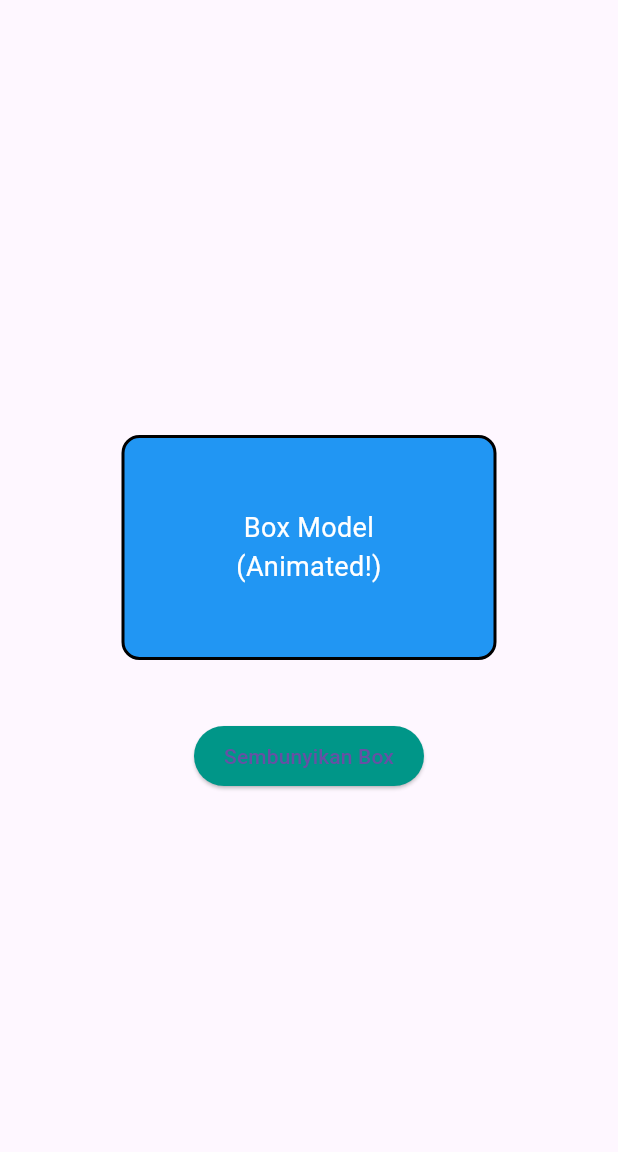
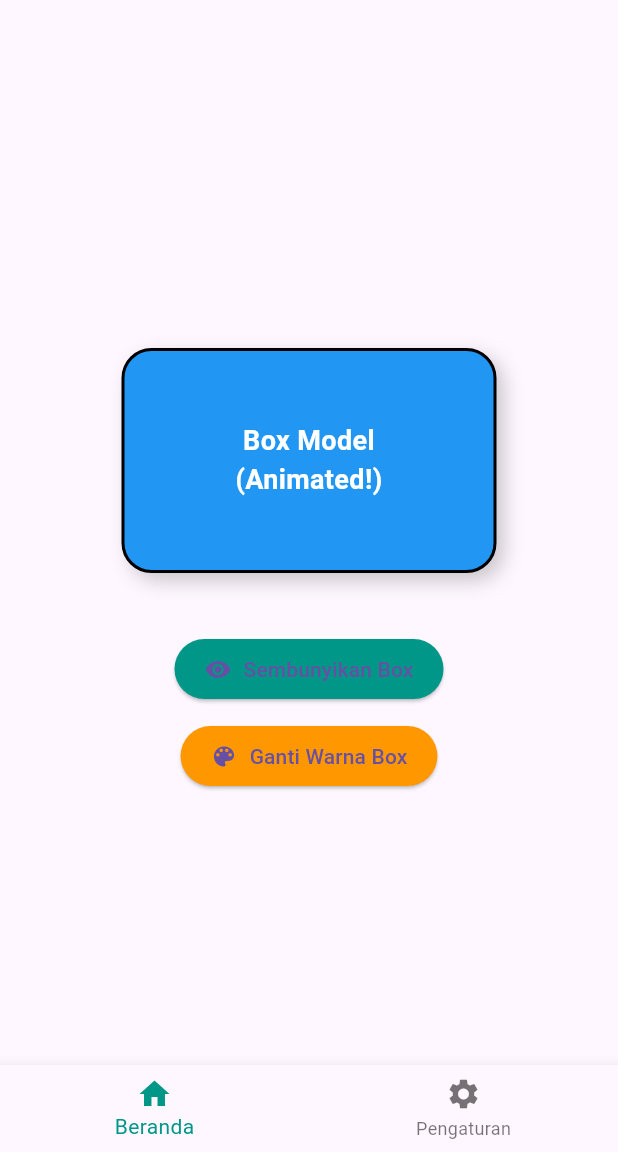
Before and after one commit to NathaFahrezi/ProjectAkhir_Js4-MPL, a Flutter app: the screen it shows after launch, on a phone screen of 412 x 824 dp, the part 84-1236 px from its top. Run offline on Flutter 3.47's test engine with Material 3 defaults, Android fonts, the phone set to English and light mode, and no system bars.

Commit message:
perubahan sedikit pak

```diff
--- a/lib/main.dart
+++ b/lib/main.dart
@@ -12,9 +12,12 @@ class MyApp extends StatelessWidget {
   Widget build(BuildContext context) {
     return MaterialApp(
       debugShowCheckedModeBanner: false,
-      title: 'Tugas Akhir',
+      title: 'Tugas Akhir Flutter',
       theme: ThemeData(
         primarySwatch: Colors.teal,
+        textTheme: const TextTheme(
+          bodyMedium: TextStyle(fontSize: 16),
+        ),
       ),
       home: const ManageWidget(),
     );
--- a/lib/manage_widget.dart
+++ b/lib/manage_widget.dart
@@ -9,10 +9,26 @@ class ManageWidget extends StatefulWidget {
 
 class _ManageWidgetState extends State<ManageWidget> {
   bool _isVisible = true;
+  int _selectedIndex = 0;
 
   void _toggleVisibility() {
     setState(() {
       _isVisible = !_isVisible;
+    });
+  }
+
+  void _changeBoxColor() {
+    setState(() {
+      // Ganti warna box secara random (contoh manual)
+      boxColor = boxColor == Colors.blue ? Colors.purple : Colors.blue;
+    });
+  }
+
+  Color boxColor = Colors.blue;
+
+  void _onItemTapped(int index) {
+    setState(() {
+      _selectedIndex = index;
     });
   }
 
@@ -23,53 +39,93 @@ class _ManageWidgetState extends State<ManageWidget> {
         title: const Text('Tugas Akhir - Gabungan Widget'),
         backgroundColor: Colors.teal,
       ),
-      body: Center(
+      body: _buildBodyContent(),
+      bottomNavigationBar: BottomNavigationBar(
+        items: const <BottomNavigationBarItem>[
+          BottomNavigationBarItem(
+            icon: Icon(Icons.home),
+            label: 'Beranda',
+          ),
+          BottomNavigationBarItem(
+            icon: Icon(Icons.settings),
+            label: 'Pengaturan',
+          ),
+        ],
+        currentIndex: _selectedIndex,
+        selectedItemColor: Colors.teal,
+        onTap: _onItemTapped,
+      ),
+    );
+  }
+
+  Widget _buildBodyContent() {
+    if (_selectedIndex == 0) {
+      // Tampilan Home
+      return Center(
         child: Column(
           mainAxisAlignment: MainAxisAlignment.center,
           children: [
             AnimatedOpacity(
               opacity: _isVisible ? 1.0 : 0.0,
-              duration: const Duration(seconds: 1),
+              duration: const Duration(milliseconds: 500),
               child: Container(
                 width: 250,
                 height: 150,
                 padding: const EdgeInsets.all(16),
-                margin: const EdgeInsets.only(
-                  top: 50,
-                  left: 30,
-                  right: 30,
-                  bottom: 20,
-                ),
+                margin: const EdgeInsets.only(top: 50, left: 30, right: 30, bottom: 20),
                 decoration: BoxDecoration(
-                  color: Colors.blue,
+                  color: boxColor,
                   border: Border.all(color: Colors.black, width: 2),
-                  borderRadius: BorderRadius.circular(12),
+                  borderRadius: BorderRadius.circular(20),
+                  boxShadow: [
+                    BoxShadow(
+                      color: Colors.black.withOpacity(0.2),
+                      blurRadius: 10,
+                      offset: const Offset(5, 5),
+                    ),
+                  ],
                 ),
                 child: const Align(
                   alignment: Alignment.center,
                   child: Text(
                     'Box Model\n(Animated!)',
                     textAlign: TextAlign.center,
-                    style: TextStyle(color: Colors.white, fontSize: 18),
+                    style: TextStyle(color: Colors.white, fontSize: 18, fontWeight: FontWeight.bold),
                   ),
                 ),
               ),
             ),
             const SizedBox(height: 20),
-            ElevatedButton(
+            ElevatedButton.icon(
               onPressed: _toggleVisibility,
+              icon: const Icon(Icons.visibility),
+              label: Text(_isVisible ? 'Sembunyikan Box' : 'Tampilkan Box'),
               style: ElevatedButton.styleFrom(
                 backgroundColor: Colors.teal,
-                padding: const EdgeInsets.symmetric(
-                  horizontal: 20,
-                  vertical: 10,
-                ),
+                padding: const EdgeInsets.symmetric(horizontal: 20, vertical: 10),
               ),
-              child: Text(_isVisible ? 'Sembunyikan Box' : 'Tampilkan Box'),
+            ),
+            const SizedBox(height: 10),
+            ElevatedButton.icon(
+              onPressed: _changeBoxColor,
+              icon: const Icon(Icons.color_lens),
+              label: const Text('Ganti Warna Box'),
+              style: ElevatedButton.styleFrom(
+                backgroundColor: Colors.orange,
+                padding: const EdgeInsets.symmetric(horizontal: 20, vertical: 10),
+              ),
             ),
           ],
         ),
-      ),
-    );
+      );
+    } else {
+      // Tampilan Pengaturan
+      return const Center(
+        child: Text(
+          'Halaman Pengaturan',
+          style: TextStyle(fontSize: 20, color: Colors.grey),
+        ),
+      );
+    }
   }
 }
```
